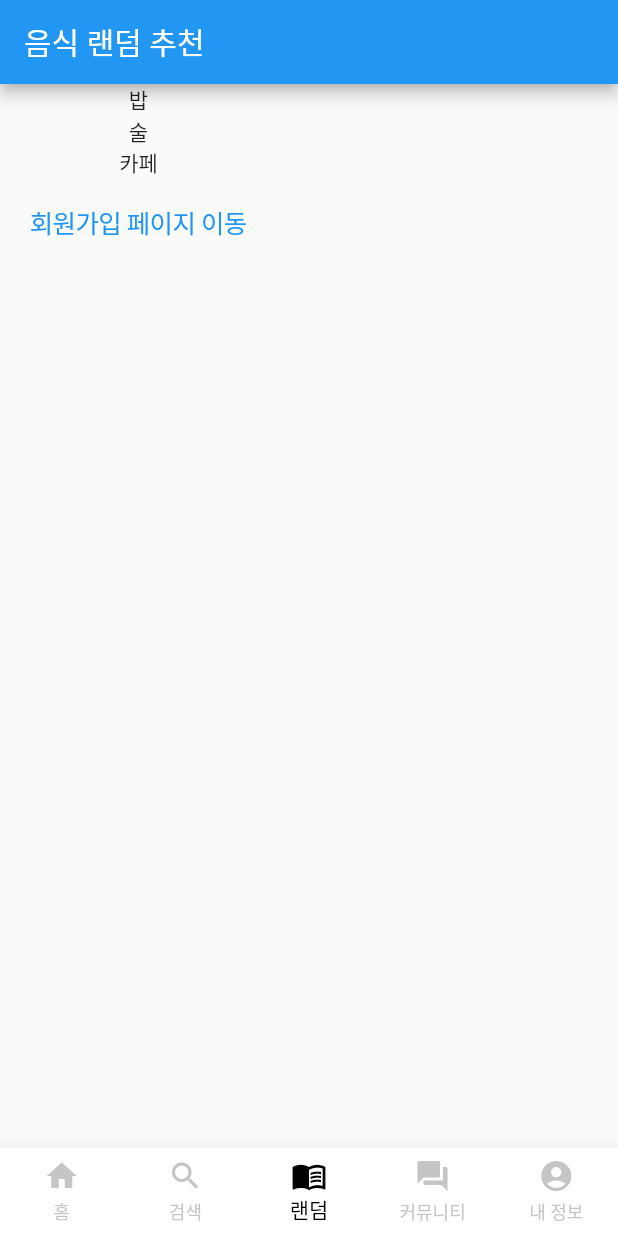
After one commit to oyc0401/inmat, a Flutter app: the NavigatePage screen opened directly, item 3 of the bottom bar chosen, on a phone screen of 412 x 824 dp. The commit adds this screen. Run offline on Flutter 3.47's test engine with Material 2 defaults, Android fonts, the phone set to English and light mode, and no system bars; our stand-ins replace flutter_fortune_wheel, geolocator, google_maps_flutter.

Commit message:
기본 화면

```diff
--- a/lib/Widget/Navigation.dart
+++ b/lib/Widget/NavigatePage.dart
@@ -1,18 +1,21 @@
+import 'dart:math';
+
 import 'package:flutter/material.dart';
 import 'package:restaurant/Widget/Profile.dart';
 
 import 'Community.dart';
+import 'RandomFoodSelect.dart';
 import 'Search.dart';
 import 'home.dart';
 
-class Navigation extends StatefulWidget {
-  const Navigation({Key? key}) : super(key: key);
+class NavigatePage extends StatefulWidget {
+  const NavigatePage({Key? key}) : super(key: key);
 
   @override
-  State<Navigation> createState() => _NavigationState();
+  State<NavigatePage> createState() => _NavigatePageState();
 }
 
-class _NavigationState extends State<Navigation> {
+class _NavigatePageState extends State<NavigatePage> {
   int _selectedIndex = 0;
 
   @override
@@ -55,6 +58,10 @@ class _NavigationState extends State<Navigation> {
           icon: Icon(Icons.search),
         ),
         BottomNavigationBarItem(
+          label: "랜덤",
+          icon: Icon(Icons.menu_book),
+        ),
+        BottomNavigationBarItem(
           label: "커뮤니티",
           icon: Icon(Icons.question_answer),
         ),
@@ -70,6 +77,7 @@ class _NavigationState extends State<Navigation> {
     return [
       const Home(),
       const Search(),
+      const RandomFoodSelect(),
       const Community(),
       const Profile(),
     ];
--- /dev/null
+++ b/lib/Widget/RandomFoodSelect.dart
@@ -0,0 +1,40 @@
+import 'package:flutter/cupertino.dart';
+import 'package:flutter/material.dart';
+
+import 'RandomFood.dart';
+
+class RandomFoodSelect extends StatefulWidget {
+  const RandomFoodSelect({Key? key}) : super(key: key);
+
+  @override
+  State<RandomFoodSelect> createState() => _RandomFoodSelectState();
+}
+
+class _RandomFoodSelectState extends State<RandomFoodSelect> {
+  @override
+  Widget build(BuildContext context) {
+    return Scaffold(
+      appBar: AppBar(
+        title: Text("음식 랜덤 추천"),
+      ),
+      body: Column(
+        children: [
+          Text("밥"),
+          Text("술"),
+          Text("카페"),
+          CupertinoButton(
+              child: Text("회원가입 페이지 이동"),
+              onPressed: () {
+                Navigator.push(
+                  context,
+                  CupertinoPageRoute(
+                    builder: (context) => const RandomFood(),
+                  ),
+                );
+              })
+        ],
+
+      ),
+    );
+  }
+}
--- a/lib/main.dart
+++ b/lib/main.dart
@@ -5,8 +5,9 @@ import 'package:flutter/material.dart';
 import 'package:flutter_fortune_wheel/flutter_fortune_wheel.dart';
 import 'package:geolocator/geolocator.dart';
 import 'package:google_maps_flutter/google_maps_flutter.dart';
+import 'package:restaurant/AuthCheck.dart';
 
-import 'Widget/Navigation.dart';
+import 'Widget/NavigatePage.dart';
 import 'Widget/home.dart';
 
 void main() => runApp(MyApp());
@@ -16,7 +17,7 @@ class MyApp extends StatelessWidget {
   Widget build(BuildContext context) {
     return MaterialApp(
       title: 'Flutter Google Maps Demo',
-      home: Navigation(),
+      home: AuthCheck(),
     );
   }
 }
```
Also changed, not shown: lib/AuthCheck.dart (added, +47 -0 lines), lib/Widget/RandomFood.dart (added, +20 -0 lines), lib/Widget/RegisterEmail.dart (added, +35 -0 lines), lib/Widget/RegisterProfile.dart (added, +34 -0 lines), lib/Widget/SignIn.dart (added, +56 -0 lines).
